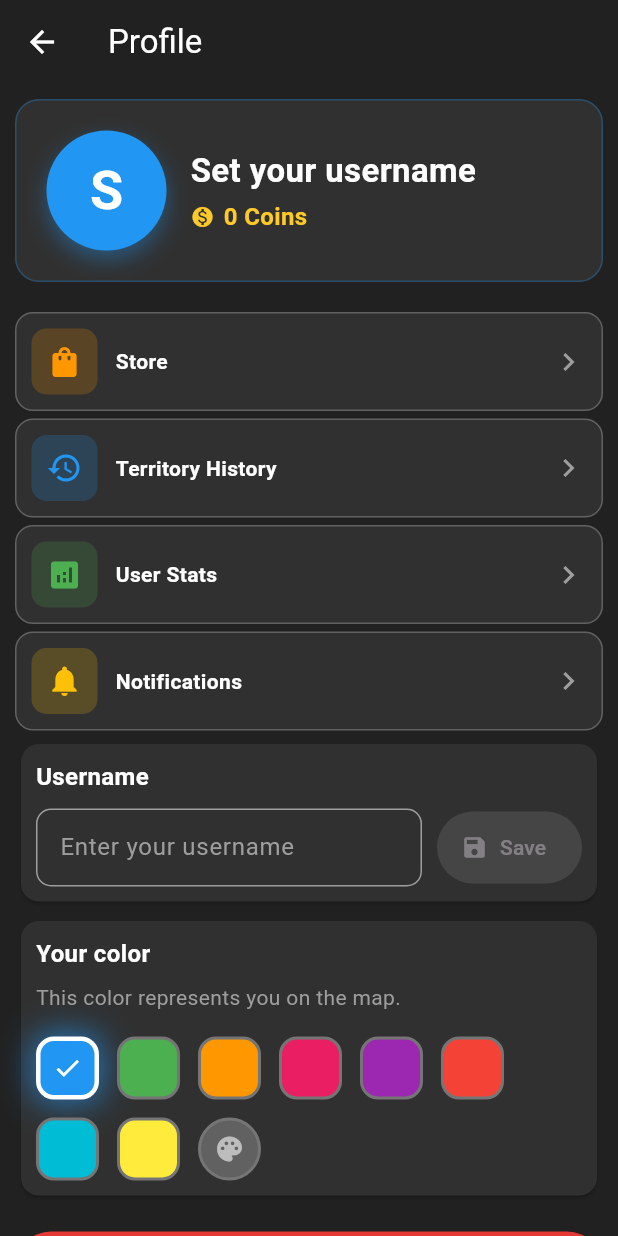
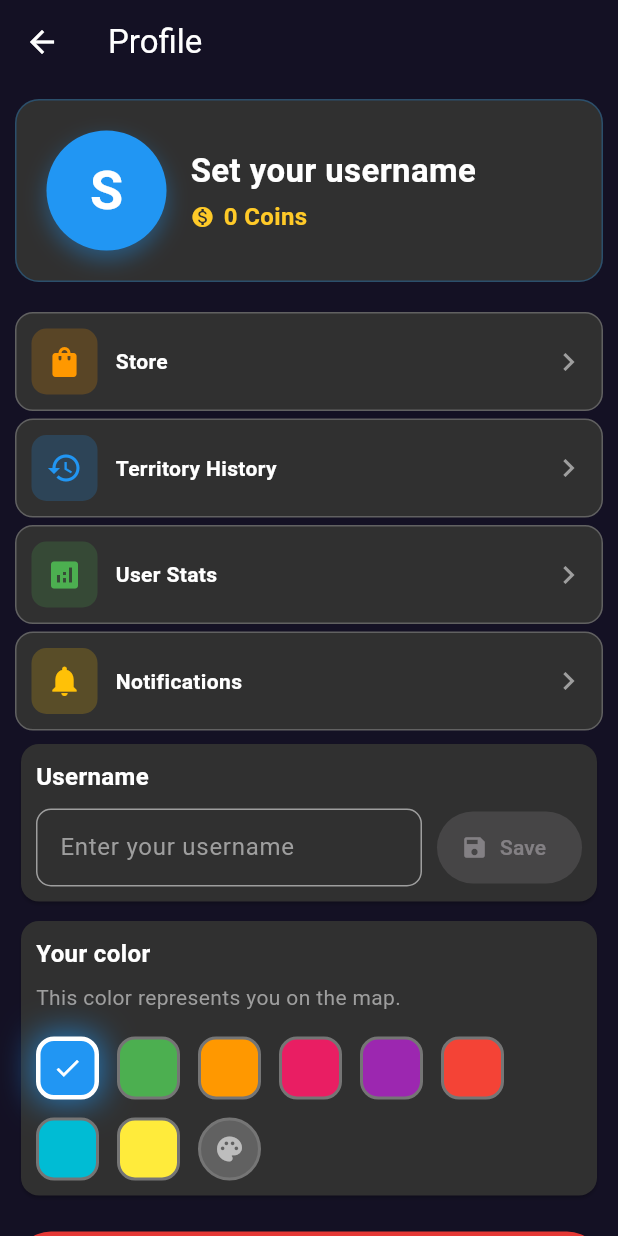
Before and after one commit to DevAnuragT/Trackt, a Flutter app: the ProfileView screen opened by its route, on a phone screen of 412 x 824 dp. Run offline on Flutter 3.47's test engine with Material 3 defaults, Android fonts, the phone set to English and light mode, and no system bars; our stand-ins replace device_info_plus, flutter_colorpicker, flutter_dotenv, geolocator, get, google_sign_in and 2 more; missing offline and left inert: mapbox_maps_flutter, web3dart; accounts and stored records are empty; network calls fail; statements that could not run were skipped.

Commit message:
ui(profile,club): Monad dark background for tab consistency

```diff
--- a/lib/views/club/club_view.dart
+++ b/lib/views/club/club_view.dart
@@ -38,10 +38,10 @@ class _ClubViewState extends State<ClubView> {
   @override
   Widget build(BuildContext context) {
     return Scaffold(
-      backgroundColor: Colors.black87,
+      backgroundColor: const Color(0xFF141124),
       appBar: AppBar(
         title: const Text('Clubs'),
-        backgroundColor: Colors.black87,
+        backgroundColor: const Color(0xFF141124),
         foregroundColor: Colors.white,
         elevation: 0,
       ),
--- a/lib/views/profile_view.dart
+++ b/lib/views/profile_view.dart
@@ -363,10 +363,10 @@ class _ProfileViewState extends State<ProfileView> {
     // Show loading while initializing
     if (!_isInitialized || _prefs == null) {
       return Scaffold(
-        backgroundColor: Colors.grey[900],
+        backgroundColor: const Color(0xFF141124),
         appBar: AppBar(
           title: const Text('Profile'),
-          backgroundColor: Colors.grey[850],
+          backgroundColor: const Color(0xFF141124),
           foregroundColor: Colors.white,
         ),
         body: const Center(
@@ -376,10 +376,10 @@ class _ProfileViewState extends State<ProfileView> {
     }
 
     return Scaffold(
-      backgroundColor: Colors.grey[900],
+      backgroundColor: const Color(0xFF141124),
       appBar: AppBar(
         title: const Text('Profile'),
-        backgroundColor: Colors.grey[900],
+        backgroundColor: const Color(0xFF141124),
         foregroundColor: Colors.white,
         elevation: 0,
       ),
```
